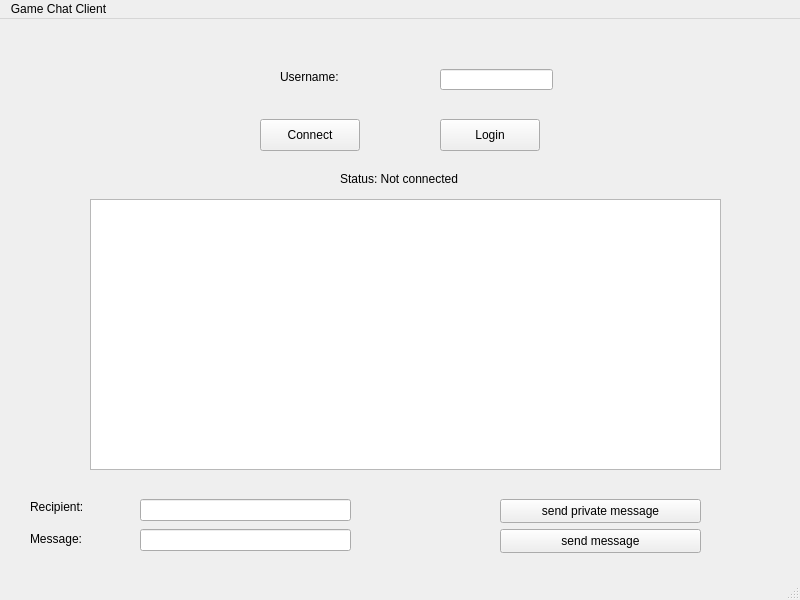
This is ChatClient/mainwindow.ui in razanelbarougy/Cs-2-lab-project as Qt 5 draws it before an edit. The edited form follows.
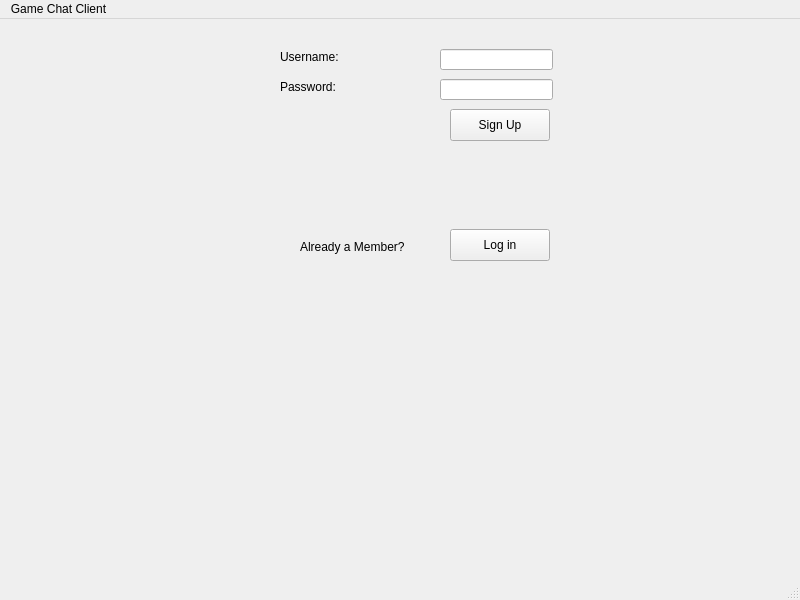
This is the edited form.

Patch:
```diff
--- a/ChatClient/mainwindow.ui
+++ b/ChatClient/mainwindow.ui
@@ -18,7 +18,7 @@
     <property name="geometry">
      <rect>
       <x>280</x>
-      <y>50</y>
+      <y>30</y>
       <width>71</width>
       <height>16</height>
      </rect>
@@ -31,7 +31,7 @@
     <property name="geometry">
      <rect>
       <x>440</x>
-      <y>50</y>
+      <y>30</y>
       <width>113</width>
       <height>21</height>
      </rect>
@@ -40,122 +40,63 @@
    <widget class="QPushButton" name="connectButton">
     <property name="geometry">
      <rect>
-      <x>260</x>
-      <y>100</y>
+      <x>450</x>
+      <y>90</y>
       <width>100</width>
       <height>32</height>
      </rect>
     </property>
     <property name="text">
-     <string>Connect</string>
+     <string>Sign Up</string>
     </property>
    </widget>
-   <widget class="QPushButton" name="loginButton">
+   <widget class="QLineEdit" name="sign_up_passwordLineEdit">
     <property name="geometry">
      <rect>
       <x>440</x>
-      <y>100</y>
-      <width>100</width>
-      <height>32</height>
+      <y>60</y>
+      <width>113</width>
+      <height>21</height>
      </rect>
     </property>
-    <property name="text">
-     <string>Login</string>
-    </property>
    </widget>
    <widget class="QLabel" name="statusLabel">
     <property name="geometry">
      <rect>
-      <x>340</x>
-      <y>150</y>
-      <width>121</width>
-      <height>20</height>
+      <x>280</x>
+      <y>60</y>
+      <width>71</width>
+      <height>16</height>
      </rect>
     </property>
     <property name="text">
-     <string>Status: Not connected</string>
+     <string>Password:</string>
     </property>
    </widget>
-   <widget class="QLineEdit" name="messageLineEdit">
+   <widget class="QLabel" name="label">
     <property name="geometry">
      <rect>
-      <x>140</x>
-      <y>510</y>
-      <width>211</width>
-      <height>22</height>
+      <x>300</x>
+      <y>220</y>
+      <width>131</width>
+      <height>16</height>
      </rect>
     </property>
-   </widget>
-   <widget class="QPushButton" name="sendButton">
-    <property name="geometry">
-     <rect>
-      <x>500</x>
-      <y>510</y>
-      <width>201</width>
-      <height>24</height>
-     </rect>
-    </property>
     <property name="text">
-     <string>send message</string>
+     <string>Already a Member?</string>
     </property>
    </widget>
-   <widget class="QTextEdit" name="chatTextEdit">
+   <widget class="QPushButton" name="mw_login_pushButton">
     <property name="geometry">
      <rect>
-      <x>90</x>
-      <y>180</y>
-      <width>631</width>
-      <height>271</height>
+      <x>450</x>
+      <y>210</y>
+      <width>100</width>
+      <height>32</height>
      </rect>
     </property>
-   </widget>
-   <widget class="QLineEdit" name="recipientLineEdit">
-    <property name="geometry">
-     <rect>
-      <x>140</x>
-      <y>480</y>
-      <width>211</width>
-      <height>22</height>
-     </rect>
-    </property>
-   </widget>
-   <widget class="QPushButton" name="privateSendButton">
-    <property name="geometry">
-     <rect>
-      <x>500</x>
-      <y>480</y>
-      <width>201</width>
-      <height>24</height>
-     </rect>
-    </property>
     <property name="text">
-     <string>send private message</string>
-    </property>
-   </widget>
-   <widget class="QLabel" name="messageLabel">
-    <property name="geometry">
-     <rect>
-      <x>30</x>
-      <y>510</y>
-      <width>91</width>
-      <height>20</height>
-     </rect>
-    </property>
-    <property name="text">
-     <string>Message:</string>
-    </property>
-   </widget>
-   <widget class="QLabel" name="recipientLabel">
-    <property name="geometry">
-     <rect>
-      <x>30</x>
-      <y>480</y>
-      <width>81</width>
-      <height>16</height>
-     </rect>
-    </property>
-    <property name="text">
-     <string>Recipient: </string>
+     <string>Log in</string>
     </property>
    </widget>
   </widget>
```
Left out of the diff: 10 changed lines with no effect on the pictures.
